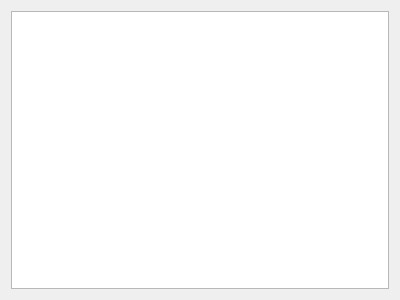
Old version of the form ooop-2019-exam/DetailedView.ui in the repository RedCuckoo/ooop-2019-exam.
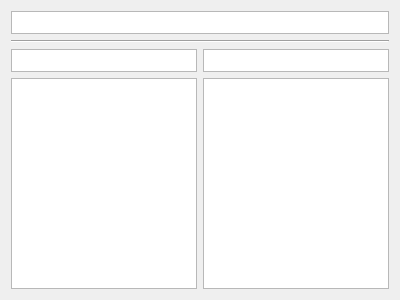
New version of the form.

Commit message: Added side dialog windows

```diff
--- a/ooop-2019-exam/DetailedView.ui
+++ b/ooop-2019-exam/DetailedView.ui
@@ -14,8 +14,91 @@
    <string>DetailedView</string>
   </property>
   <layout class="QGridLayout" name="gridLayout">
-   <item row="0" column="0">
-    <widget class="QTableView" name="tableView"/>
+   <item row="0" column="0" colspan="2">
+    <widget class="QTextBrowser" name="textBrowser">
+     <property name="sizePolicy">
+      <sizepolicy hsizetype="Expanding" vsizetype="Fixed">
+       <horstretch>0</horstretch>
+       <verstretch>0</verstretch>
+      </sizepolicy>
+     </property>
+     <property name="maximumSize">
+      <size>
+       <width>16777215</width>
+       <height>23</height>
+      </size>
+     </property>
+     <property name="html">
+      <string>&lt;!DOCTYPE HTML PUBLIC &quot;-//W3C//DTD HTML 4.0//EN&quot; &quot;http://www.w3.org/TR/REC-html40/strict.dtd&quot;&gt;
+&lt;html&gt;&lt;head&gt;&lt;meta name=&quot;qrichtext&quot; content=&quot;1&quot; /&gt;&lt;style type=&quot;text/css&quot;&gt;
+p, li { white-space: pre-wrap; }
+&lt;/style&gt;&lt;/head&gt;&lt;body style=&quot; font-family:'MS Shell Dlg 2'; font-size:8.25pt; font-weight:400; font-style:normal;&quot;&gt;
+&lt;p align=&quot;center&quot; style=&quot;-qt-paragraph-type:empty; margin-top:0px; margin-bottom:0px; margin-left:0px; margin-right:0px; -qt-block-indent:0; text-indent:0px; font-family:'MS Shell Dlg 2';&quot;&gt;&lt;br /&gt;&lt;/p&gt;&lt;/body&gt;&lt;/html&gt;</string>
+     </property>
+    </widget>
+   </item>
+   <item row="1" column="0" colspan="2">
+    <widget class="Line" name="line">
+     <property name="orientation">
+      <enum>Qt::Horizontal</enum>
+     </property>
+    </widget>
+   </item>
+   <item row="2" column="0">
+    <layout class="QVBoxLayout" name="verticalLayout">
+     <item>
+      <widget class="QTextBrowser" name="textBrowser_left">
+       <property name="maximumSize">
+        <size>
+         <width>16777215</width>
+         <height>23</height>
+        </size>
+       </property>
+       <property name="html">
+        <string>&lt;!DOCTYPE HTML PUBLIC &quot;-//W3C//DTD HTML 4.0//EN&quot; &quot;http://www.w3.org/TR/REC-html40/strict.dtd&quot;&gt;
+&lt;html&gt;&lt;head&gt;&lt;meta name=&quot;qrichtext&quot; content=&quot;1&quot; /&gt;&lt;style type=&quot;text/css&quot;&gt;
+p, li { white-space: pre-wrap; }
+&lt;/style&gt;&lt;/head&gt;&lt;body style=&quot; font-family:'MS Shell Dlg 2'; font-size:8.25pt; font-weight:400; font-style:normal;&quot;&gt;
+&lt;p align=&quot;center&quot; style=&quot;-qt-paragraph-type:empty; margin-top:0px; margin-bottom:0px; margin-left:0px; margin-right:0px; -qt-block-indent:0; text-indent:0px; font-family:'MS Shell Dlg 2';&quot;&gt;&lt;br /&gt;&lt;/p&gt;&lt;/body&gt;&lt;/html&gt;</string>
+       </property>
+      </widget>
+     </item>
+     <item>
+      <widget class="QTableWidget" name="tableWidget_left">
+       <attribute name="horizontalHeaderStretchLastSection">
+        <bool>true</bool>
+       </attribute>
+      </widget>
+     </item>
+    </layout>
+   </item>
+   <item row="2" column="1">
+    <layout class="QVBoxLayout" name="verticalLayout_2">
+     <item>
+      <widget class="QTextBrowser" name="textBrowser_right">
+       <property name="maximumSize">
+        <size>
+         <width>16777215</width>
+         <height>23</height>
+        </size>
+       </property>
+       <property name="html">
+        <string>&lt;!DOCTYPE HTML PUBLIC &quot;-//W3C//DTD HTML 4.0//EN&quot; &quot;http://www.w3.org/TR/REC-html40/strict.dtd&quot;&gt;
+&lt;html&gt;&lt;head&gt;&lt;meta name=&quot;qrichtext&quot; content=&quot;1&quot; /&gt;&lt;style type=&quot;text/css&quot;&gt;
+p, li { white-space: pre-wrap; }
+&lt;/style&gt;&lt;/head&gt;&lt;body style=&quot; font-family:'MS Shell Dlg 2'; font-size:8.25pt; font-weight:400; font-style:normal;&quot;&gt;
+&lt;p align=&quot;center&quot; style=&quot;-qt-paragraph-type:empty; margin-top:0px; margin-bottom:0px; margin-left:0px; margin-right:0px; -qt-block-indent:0; text-indent:0px; font-family:'MS Shell Dlg 2';&quot;&gt;&lt;br /&gt;&lt;/p&gt;&lt;/body&gt;&lt;/html&gt;</string>
+       </property>
+      </widget>
+     </item>
+     <item>
+      <widget class="QTableWidget" name="tableWidget_right">
+       <attribute name="horizontalHeaderStretchLastSection">
+        <bool>true</bool>
+       </attribute>
+      </widget>
+     </item>
+    </layout>
    </item>
   </layout>
  </widget>
```
The commit also changes 5 other files.
